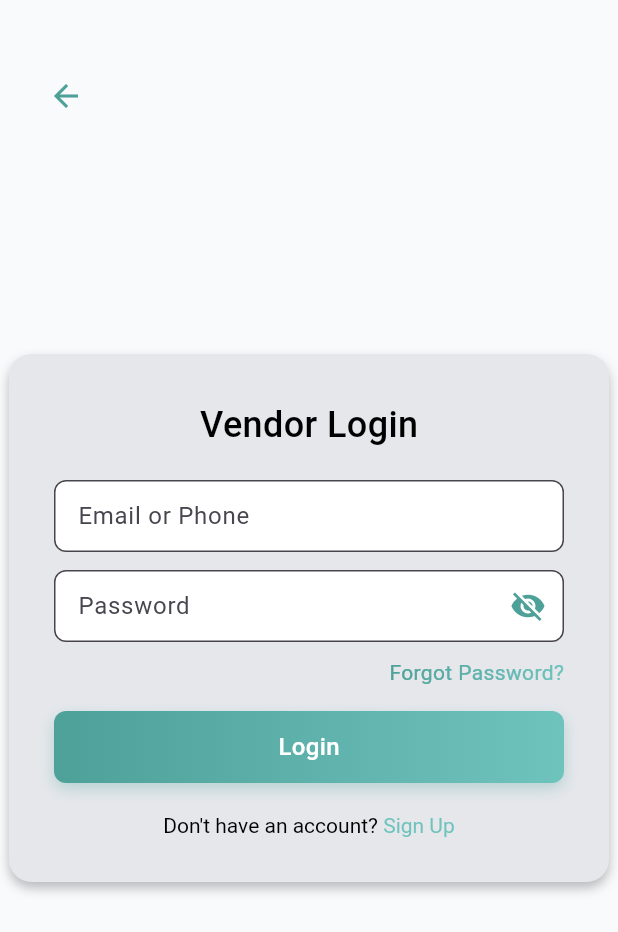
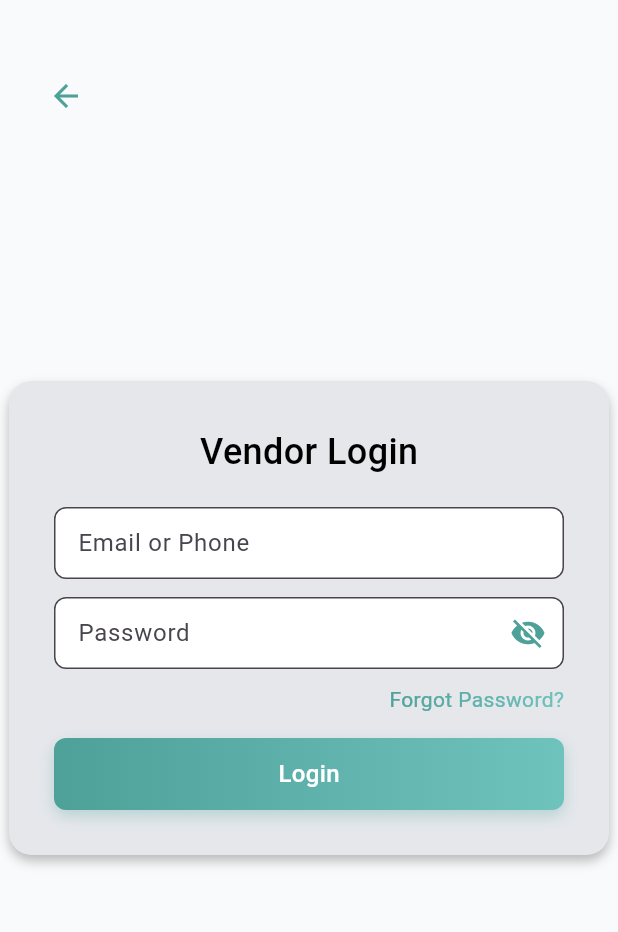
Before and after one commit to AnshRaj112/bitesbay_vendor_uni_portal, a Flutter app: the screen it shows after launch, after a tap on "Vendor Login", on a phone screen of 412 x 824 dp. Shown: the top 932 px of the screen. Run offline on Flutter 3.47's test engine with Material 3 defaults, Android fonts, the phone set to English and light mode, and no system bars; our stand-ins replace another_flushbar, fluttertoast, shared_preferences; network calls fail.

Commit message:
fixing login page

```diff
--- a/lib/Login/VendorLogin.dart
+++ b/lib/Login/VendorLogin.dart
@@ -298,7 +298,7 @@ class _VendorLogin extends State<VendorLogin> {
                     alignment: Alignment.centerRight,
                     child: GestureDetector(
                       onTap: () => Navigator.pushNamed(
-                          context, '/ForgotPassword/UniForgot'),
+                          context, '/ForgotPassword/VendorForgot'),
                       child: ShaderMask(
                         shaderCallback: (bounds) => const LinearGradient(
                           colors: [Color(0xFF4EA199), Color(0xFF6FC3BD)],
@@ -347,35 +347,35 @@ class _VendorLogin extends State<VendorLogin> {
                     ),
                   ),
 
-                  const SizedBox(height: 20),
+                  // const SizedBox(height: 20),
 
-                  Align(
-                    alignment: Alignment.center,
-                    child: GestureDetector(
-                      onTap: () => Navigator.pushNamed(context, '/signup'),
-                      child: RichText(
-                        text: TextSpan(
-                          text: "Don't have an account? ",
-                          style: const TextStyle(color: Colors.black),
-                          children: [
-                            TextSpan(
-                              text: 'Sign Up',
-                              style: TextStyle(
-                                foreground: Paint()
-                                  ..shader = const LinearGradient(
-                                    colors: [
-                                      Color(0xFF4EA199),
-                                      Color(0xFF6FC3BD)
-                                    ],
-                                  ).createShader(
-                                      const Rect.fromLTWH(0, 0, 200, 70)),
-                              ),
-                            ),
-                          ],
-                        ),
-                      ),
-                    ),
-                  )
+                  // Align(
+                  //   alignment: Alignment.center,
+                  //   child: GestureDetector(
+                  //     onTap: () => Navigator.pushNamed(context, '/signup'),
+                  //     child: RichText(
+                  //       text: TextSpan(
+                  //         text: "Don't have an account? ",
+                  //         style: const TextStyle(color: Colors.black),
+                  //         children: [
+                  //           TextSpan(
+                  //             text: 'Sign Up',
+                  //             style: TextStyle(
+                  //               foreground: Paint()
+                  //                 ..shader = const LinearGradient(
+                  //                   colors: [
+                  //                     Color(0xFF4EA199),
+                  //                     Color(0xFF6FC3BD)
+                  //                   ],
+                  //                 ).createShader(
+                  //                     const Rect.fromLTWH(0, 0, 200, 70)),
+                  //             ),
+                  //           ),
+                  //         ],
+                  //       ),
+                  //     ),
+                  //   ),
+                  // )
                 ],
               ),
             ),
```
Also changed, not shown: lib/Login/UniversityLogin.dart (+28 -28 lines).
